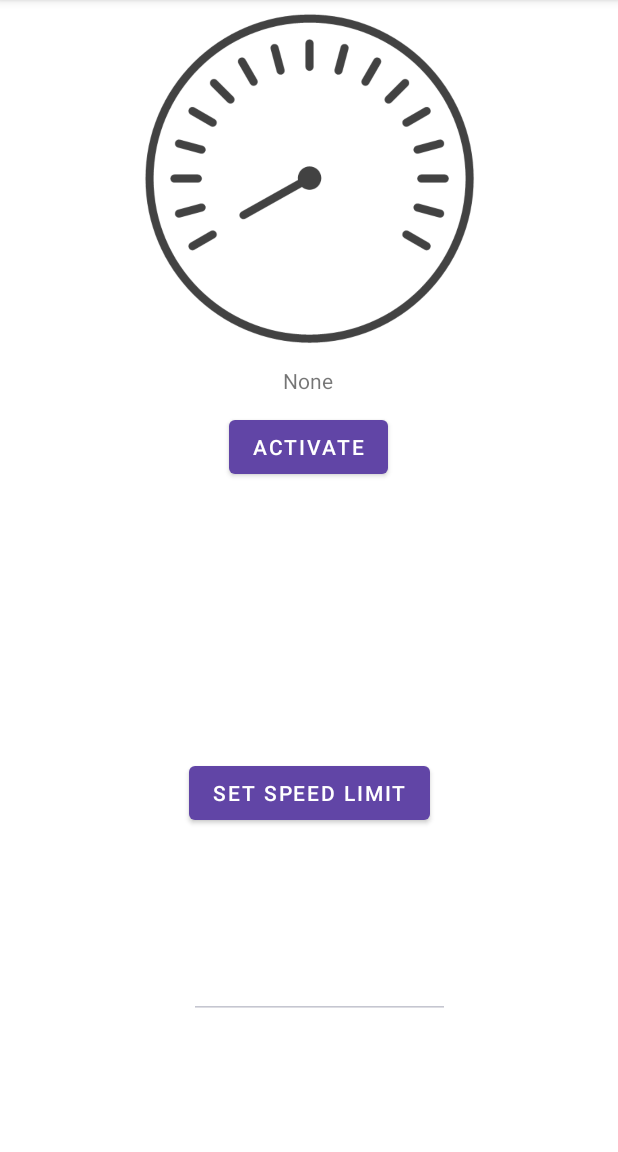
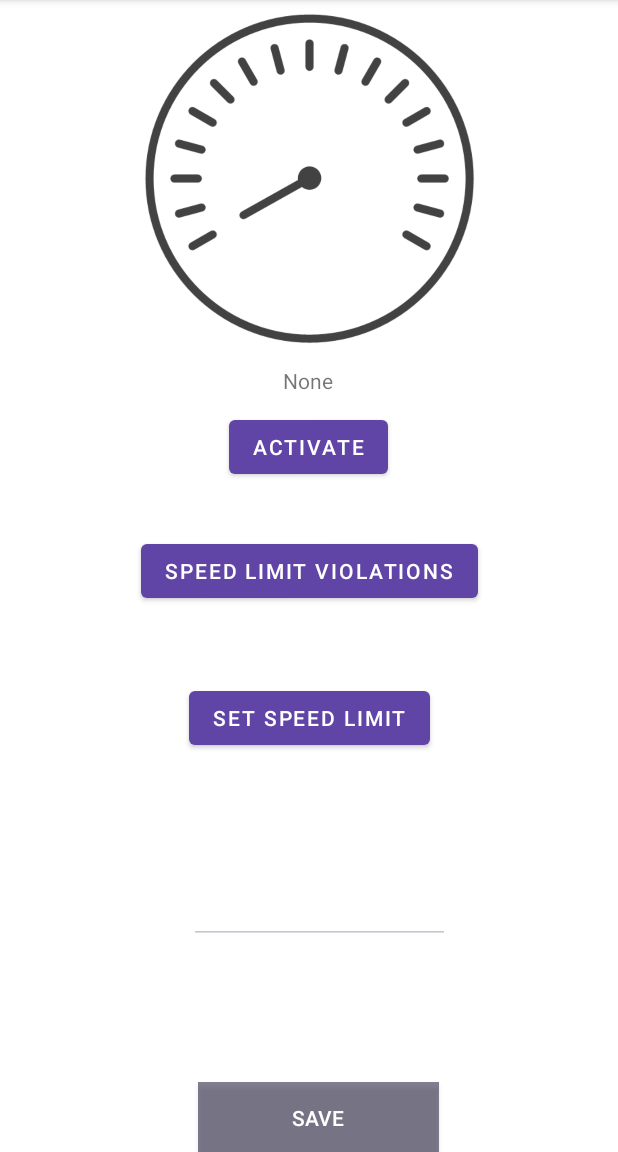
Before and after one commit to DimPap99/Android_SpeedMeter_Sem7, an Android app: the screen it shows after launch (MainActivity), after a tap on "SET SPEED LIMIT", on a phone screen of 412 x 824 dp, the part 84-1236 px from its top. Run offline under Robolectric (Android 15) with nearby library versions, the phone set to English and light mode, and no system bars.

Commit message:
Added sqlite db, shared preferences for speed limit, and a second activity that will show the user the cases in which he crossed the spit limit

```diff
--- a/app/src/main/AndroidManifest.xml
+++ b/app/src/main/AndroidManifest.xml
@@ -12,6 +12,7 @@
         android:roundIcon="@mipmap/ic_launcher_round"
         android:supportsRtl="true"
         android:theme="@style/Theme.AtomikiErgasia01">
+        <activity android:name=".MainActivity2"></activity>
         <activity android:name=".MainActivity">
             <intent-filter>
                 <action android:name="android.intent.action.MAIN" />
--- /dev/null
+++ b/app/src/main/java/com/example/atomikiergasia01/Create_Component.java
@@ -0,0 +1,54 @@
+package com.example.atomikiergasia01;
+
+import android.content.Context;
+import android.graphics.Color;
+import android.os.Build;
+import android.view.View;
+import android.widget.Button;
+import android.widget.EditText;
+
+import androidx.annotation.RequiresApi;
+import androidx.constraintlayout.widget.ConstraintLayout;
+import androidx.constraintlayout.widget.ConstraintSet;
+
+public class Create_Component {
+
+    @RequiresApi(api = Build.VERSION_CODES.JELLY_BEAN_MR1)
+    public static Button create_Button(int width, int height, int color, Context context, ConstraintLayout constraintLayout, int posx, int posy, ConstraintSet set){
+
+
+        Button button = new Button(context);
+        button.setLayoutParams(new ConstraintLayout.LayoutParams(ConstraintLayout.LayoutParams.WRAP_CONTENT, ConstraintLayout.LayoutParams.WRAP_CONTENT));
+        button.setText("Save");
+        button.setPadding(10, 2, 10, 2);
+        button.setWidth(width);
+        button.setHeight(height);
+        button.setBackgroundColor(color);
+        button.setTextColor(Color.parseColor("#FFFFFF"));
+        button.setId(View.generateViewId());
+        constraintLayout.addView(button);
+        set.clone(constraintLayout);
+        set.connect(button.getId(), ConstraintSet.LEFT, constraintLayout.getId(), ConstraintSet.LEFT, posx);
+        set.connect(button.getId(), ConstraintSet.TOP, constraintLayout.getId(), ConstraintSet.TOP, posy);
+        set.applyTo(constraintLayout);
+        return button;
+
+    }
+
+    @RequiresApi(api = Build.VERSION_CODES.JELLY_BEAN_MR1)
+    public static EditText create_EditText(int width, int height, int color, Context context, ConstraintLayout constraintLayout, int posx, int posy, ConstraintSet set){
+        EditText editText = new EditText(context);
+        editText.setLayoutParams(new ConstraintLayout.LayoutParams(ConstraintLayout.LayoutParams.WRAP_CONTENT, ConstraintLayout.LayoutParams.WRAP_CONTENT));
+        editText.setWidth(width );
+        editText.setTextColor(color);
+        editText.setHeight(height);
+        editText.setId(View.generateViewId());
+        constraintLayout.addView(editText);
+        set.clone(constraintLayout);
+        set.connect(editText.getId(), ConstraintSet.LEFT, constraintLayout.getId(), ConstraintSet.LEFT, posx);
+        set.connect(editText.getId(), ConstraintSet.TOP, constraintLayout.getId(), ConstraintSet.TOP, posy);
+        set.applyTo(constraintLayout);
+        return  editText;
+    }
+
+}
--- a/app/src/main/java/com/example/atomikiergasia01/MainActivity.java
+++ b/app/src/main/java/com/example/atomikiergasia01/MainActivity.java
@@ -8,9 +8,12 @@ import androidx.core.app.ActivityCompat;
 
 import android.Manifest;
 import android.annotation.SuppressLint;
+import android.content.ContentValues;
+import android.content.Context;
 import android.content.Intent;
 import android.content.SharedPreferences;
 import android.content.pm.PackageManager;
+import android.database.sqlite.SQLiteDatabase;
 import android.graphics.Color;
 import android.graphics.drawable.Drawable;
 import android.location.Location;
@@ -35,9 +38,12 @@ import java.util.Map;
 public class MainActivity extends AppCompatActivity implements LocationListener {
     SharedPreferences preferences;
     EditText editText;
+    SQLiteDatabase db;
     TextView textView;
     LocationManager locationManager;
     Button set_speed_limit;
+    Button check_speed_violations;
+
     public static boolean created_button = false;
 
     public static final String SHARED_PREFS = "speed_limit";
@@ -46,10 +52,23 @@ public class MainActivity extends AppCompatActivity implements LocationListener
         super.onCreate(savedInstanceState);
         setContentView(R.layout.activity_main);
         textView = findViewById(R.id.textView);
+        check_speed_violations = findViewById(R.id.button4);
+        ConstraintLayout constraintLayout = (ConstraintLayout)findViewById(R.id.constraint_layout);
+        ConstraintSet set = new ConstraintSet();
+        db = openOrCreateDatabase("GeoDB", Context.MODE_PRIVATE,null);
+        db.execSQL("CREATE TABLE IF NOT EXISTS Location(timestamp INTEGER ,latitude REAL,longtitude REAL, speed REAL )");
 
         locationManager = (LocationManager) getSystemService(LOCATION_SERVICE);
         preferences = getSharedPreferences(SHARED_PREFS, MODE_PRIVATE);
         set_speed_limit = findViewById(R.id.button2);
+
+        check_speed_violations.setOnClickListener(new View.OnClickListener() {
+            @Override
+            public void onClick(View v) {
+                Intent intent = new Intent(v.getContext(), MainActivity2.class);
+                startActivity(intent);
+            }
+        });
 
         set_speed_limit.setOnClickListener(new View.OnClickListener() {
             @SuppressLint("ResourceAsColor")
@@ -57,50 +76,20 @@ public class MainActivity extends AppCompatActivity implements LocationListener
             @Override
             public void onClick(View v) {
                 if(created_button == false) {
-                    ConstraintLayout constraintLayout = (ConstraintLayout)findViewById(R.id.constraint_layout); //a constraint layout pre-made in design view
-                    EditText editText = new EditText(getApplicationContext());
-                    editText.setLayoutParams(new ConstraintLayout.LayoutParams(ConstraintLayout.LayoutParams.WRAP_CONTENT, ConstraintLayout.LayoutParams.WRAP_CONTENT));
-                    editText.setWidth(set_speed_limit.getWidth() + 20 );
-                    editText.setHeight(set_speed_limit.getHeight() - 10);
-                    editText.setId(View.generateViewId());
-                    constraintLayout.addView(editText);
-                    //button.setId();
-                    int x = set_speed_limit.getLeft() ;
-                    int y = set_speed_limit.getTop() + 200;
-                    ConstraintSet set = new ConstraintSet();
-                    set.clone(constraintLayout);
-                    set.connect(editText.getId(), ConstraintSet.LEFT, constraintLayout.getId(), ConstraintSet.LEFT, x);
-                    set.connect(editText.getId(), ConstraintSet.TOP, constraintLayout.getId(), ConstraintSet.TOP, y);
-                    set.applyTo(constraintLayout);
+                     //a constraint layout pre-made in design view
 
-                    Button button = new Button(getApplicationContext());
-                    button.setLayoutParams(new ConstraintLayout.LayoutParams(ConstraintLayout.LayoutParams.WRAP_CONTENT, ConstraintLayout.LayoutParams.WRAP_CONTENT));
-                    button.setText("Save");
-                    button.setPadding(10, 2, 10, 2);
-                    button.setWidth(set_speed_limit.getWidth() - 15);
-                    button.setHeight(set_speed_limit.getHeight() - 100);
-                    button.setBackgroundColor(R.color.purple_other);
-                    button.setTextColor(Color.parseColor("#FFFFFF"));
-                    button.setId(View.generateViewId());
-                    constraintLayout.addView(button);
-                    //button.setId();
-                    int x2 = set_speed_limit.getLeft() + 9 ;
-                    int y2 = set_speed_limit.getTop() + 400;
-                    //ConstraintSet set2 = new ConstraintSet();
-                    set.clone(constraintLayout);
-                    set.connect(button.getId(), ConstraintSet.LEFT, constraintLayout.getId(), ConstraintSet.LEFT, x2);
-                    set.connect(button.getId(), ConstraintSet.TOP, constraintLayout.getId(), ConstraintSet.TOP, y2);
-                    set.applyTo(constraintLayout);
+                    EditText editText = Create_Component.create_EditText(set_speed_limit.getWidth() + 20,set_speed_limit.getHeight() - 10,
+                            R.color.black, getApplicationContext(), constraintLayout, set_speed_limit.getLeft(), set_speed_limit.getTop() + 200, set );
 
+                    Button button = Create_Component.create_Button(set_speed_limit.getWidth() , set_speed_limit.getHeight(),
+                            R.color.purple_other, getApplicationContext(), constraintLayout,set_speed_limit.getLeft() + 9, set_speed_limit.getTop() + 400, set );
                     created_button = true;
-
                     button.setOnClickListener(new View.OnClickListener() {
                         @Override
                         public void onClick(View v) {
                             String limit = editText.getText().toString();
                             try {
                                 float limit_f = Float.parseFloat(limit);
-
                                 save(limit_f);
                                 created_button = false;
                                 constraintLayout.removeView(button);
@@ -109,9 +98,9 @@ public class MainActivity extends AppCompatActivity implements LocationListener
                             }catch (Exception NumberFormatException){
                                 editText.setText("Invalid Input!");
                             }
-
                         }
                     });
+
                 }
 
             }
@@ -119,11 +108,14 @@ public class MainActivity extends AppCompatActivity implements LocationListener
     }
 
 
-
+public void check_speed_violations(View view){
+        Intent intent = new Intent(view.getContext(), MainActivity2.class);
+        startActivity(intent);
+}
 
 
     public void gps(View view) {
-        //textView.setText("In func");
+
         if (ActivityCompat.checkSelfPermission(this, Manifest.permission.ACCESS_FINE_LOCATION)
                 != PackageManager.PERMISSION_GRANTED && ActivityCompat.checkSelfPermission(this, Manifest.permission.ACCESS_COARSE_LOCATION) != PackageManager.PERMISSION_GRANTED) {
             ActivityCompat.
@@ -136,7 +128,17 @@ public class MainActivity extends AppCompatActivity implements LocationListener
     public void onLocationChanged(Location location) {
         double  x = location.getLatitude();
         double y = location.getLongitude();
-        textView.setText(String.valueOf(location.getSpeed()));
+        double speed = location.getSpeed();
+        Long tsLong = System.currentTimeMillis()/1000;
+
+        textView.setText(String.valueOf(speed));
+        if(preferences.contains("limit")){
+            float limit = preferences.getFloat("limit", 0);
+            if(speed > limit){
+                textView.setText("STAMATA RE MALAKA");
+                save(x, y, tsLong, speed);
+            }
+        }
 
     }
 
@@ -155,10 +157,18 @@ public class MainActivity extends AppCompatActivity implements LocationListener
 
     }
 
-
+    public void save(double x, double y, Long time, double speed){
+        ContentValues values = new ContentValues();
+        values.put("timestamp", time);
+        values.put("latitude", x);
+        values.put("longtitude", y);
+        values.put("speed", speed);
+        db.insert("Location",null, values);
+    }
     public void save(float limit){
         SharedPreferences.Editor editor = preferences.edit();
-        editor.putString("limit", String.valueOf(limit) );
+        editor.putFloat("limit", limit );
         editor.apply();
+        //textView.setText(String.valueOf(preferences.getFloat("limit", 0)));
     }
 }
--- a/app/src/main/res/layout/activity_main.xml
+++ b/app/src/main/res/layout/activity_main.xml
@@ -48,12 +48,26 @@
         android:id="@+id/button2"
         android:layout_width="wrap_content"
         android:layout_height="wrap_content"
+        android:layout_marginTop="32dp"
+        android:layout_marginBottom="248dp"
         android:text="Set Speed Limit"
         app:backgroundTint="#6145A6"
         app:layout_constraintBottom_toBottomOf="parent"
         app:layout_constraintEnd_toEndOf="parent"
         app:layout_constraintStart_toStartOf="parent"
+        app:layout_constraintTop_toBottomOf="@+id/button4" />
+
+    <Button
+        android:id="@+id/button4"
+        android:layout_width="wrap_content"
+        android:layout_height="wrap_content"
+        android:layout_marginTop="19dp"
+        android:text="Speed Limit Violations"
+        app:backgroundTint="#6145A6"
+        app:layout_constraintBottom_toBottomOf="parent"
+        app:layout_constraintEnd_toEndOf="parent"
+        app:layout_constraintStart_toStartOf="parent"
         app:layout_constraintTop_toBottomOf="@+id/button"
-        app:layout_constraintVertical_bias="0.459" />
+        app:layout_constraintVertical_bias="0.04" />
 
 </androidx.constraintlayout.widget.ConstraintLayout>
```
Also changed, not shown: app/src/main/java/com/example/atomikiergasia01/MainActivity2.java (added, +56 -0 lines), app/src/main/java/com/example/atomikiergasia01/SPListAdapter.java (added, +66 -0 lines), app/src/main/res/layout/activity_main2.xml (added, +32 -0 lines), app/src/main/res/layout/geo_item.xml (added, +34 -0 lines).
